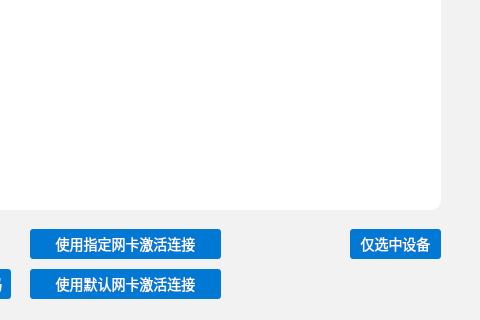
Qt form ELinkFinal/widget.ui (DreamChaser-luzeyu/LingOne) before a commit; both pictures show x 130 to 610 and y 91 to 411 of the 610 by 411 pixel window.
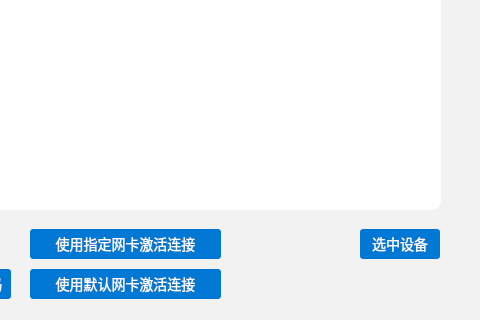
The same form after that commit.

```diff
--- a/ELinkFinal/widget.ui
+++ b/ELinkFinal/widget.ui
@@ -154,14 +154,14 @@
   <widget class="QPushButton" name="btn_select">
    <property name="geometry">
     <rect>
-     <x>480</x>
+     <x>490</x>
      <y>320</y>
-     <width>91</width>
+     <width>80</width>
      <height>30</height>
     </rect>
    </property>
    <property name="text">
-    <string>仅选中设备</string>
+    <string>选中设备</string>
    </property>
   </widget>
  </widget>
```
